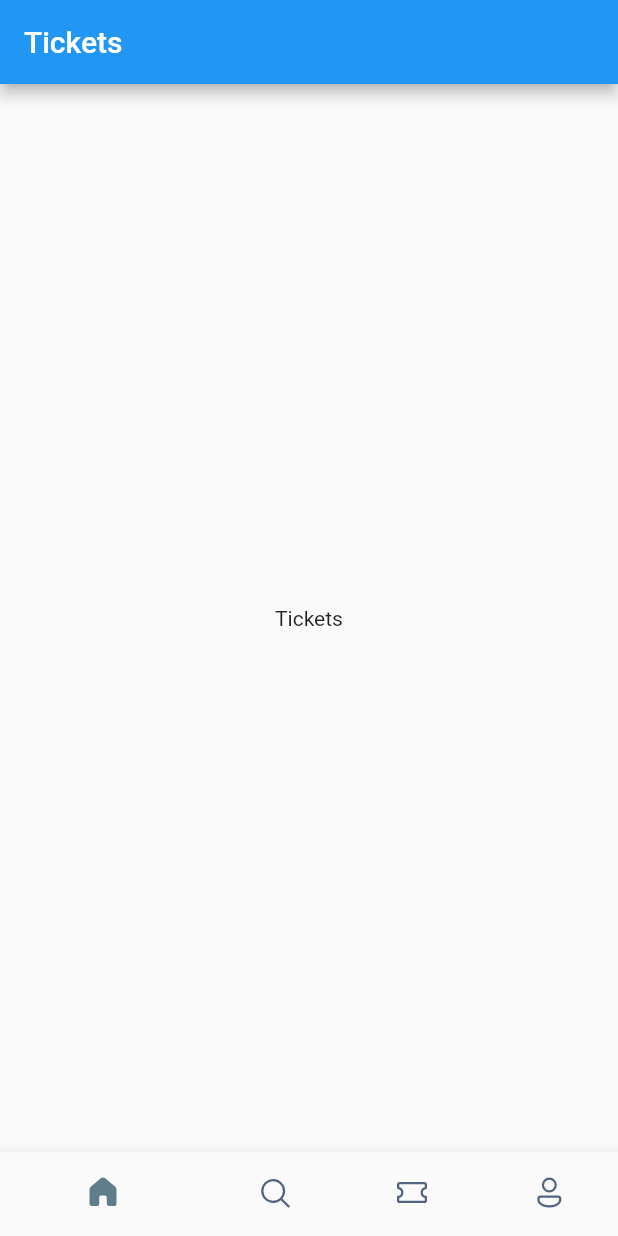
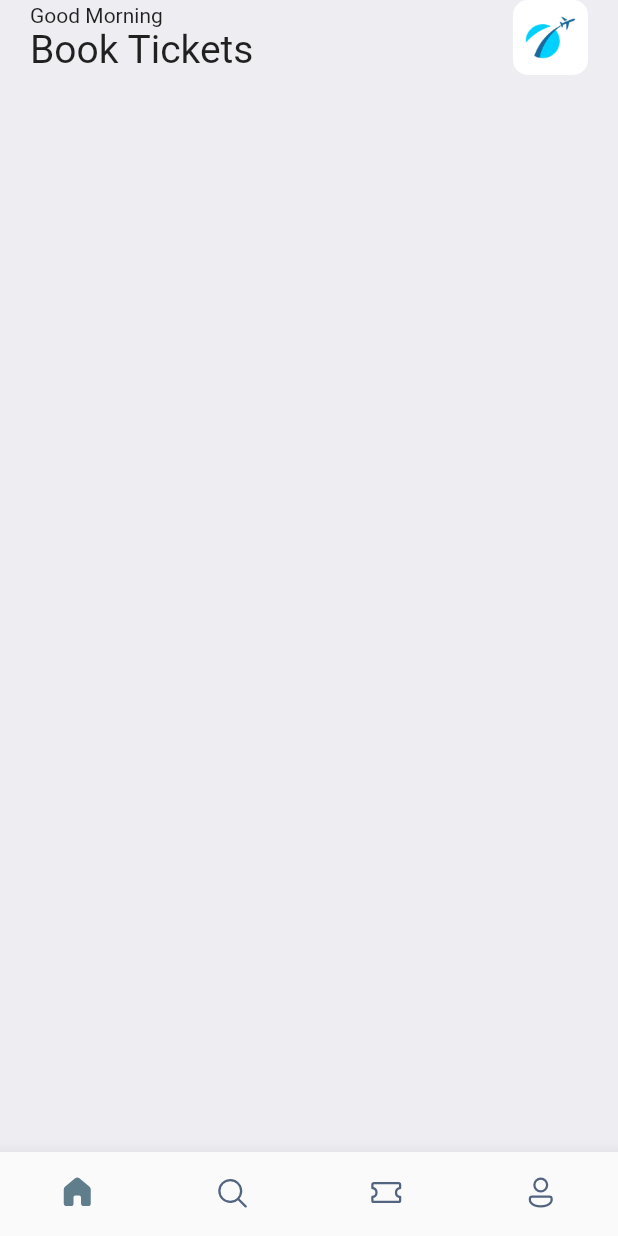
Before and after one commit to Mldamico/bookticket_flutter, a Flutter app: the screen it shows after launch, on a phone screen of 412 x 824 dp. Run offline on Flutter 3.47's test engine with Material 2 defaults, Android fonts, the phone set to English and light mode, and no system bars; our stand-ins replace fluentui_icons.

Commit message:
Home screen title and image

```diff
--- a/lib/screens/bottom_bar.dart
+++ b/lib/screens/bottom_bar.dart
@@ -1,3 +1,4 @@
+import 'package:bookticket/screens/home_screen.dart';
 import 'package:fluentui_icons/fluentui_icons.dart';
 import 'package:flutter/material.dart';
 
@@ -9,26 +10,42 @@ class BottomBar extends StatefulWidget {
 }
 
 class _BottomBarState extends State<BottomBar> {
+  static final List<Widget> _widgetOptions = <Widget>[
+    HomeScreen(),
+    const Text("Search"),
+    const Text("Tickets"),
+    const Text("Profile"),
+  ];
+
+  int _selectedIndex = 0;
+
+  void _onItemTapped(int index) {
+    setState(() {
+      _selectedIndex = index;
+    });
+  }
+
   @override
   Widget build(BuildContext context) {
     return Scaffold(
-      appBar: AppBar(
-        title: const Text('Tickets'),
-      ),
-      body: const Center(
-        child: Text('Tickets'),
+      body: Center(
+        child: _widgetOptions.elementAt(_selectedIndex),
       ),
       bottomNavigationBar: BottomNavigationBar(
+        currentIndex: _selectedIndex,
+        onTap: _onItemTapped,
         elevation: 10,
         showSelectedLabels: false,
         showUnselectedLabels: false,
         selectedItemColor: Colors.blueGrey,
+        type: BottomNavigationBarType.fixed,
         unselectedItemColor: const Color(0xFF526480),
         items: const <BottomNavigationBarItem>[
           BottomNavigationBarItem(
-              icon: Icon(FluentSystemIcons.ic_fluent_home_regular),
-              activeIcon: Icon(FluentSystemIcons.ic_fluent_home_filled),
-              label: "Home"),
+            icon: Icon(FluentSystemIcons.ic_fluent_home_regular),
+            activeIcon: Icon(FluentSystemIcons.ic_fluent_home_filled),
+            label: "Home",
+          ),
           BottomNavigationBarItem(
               icon: Icon(FluentSystemIcons.ic_fluent_search_regular),
               activeIcon: Icon(FluentSystemIcons.ic_fluent_search_filled),
--- /dev/null
+++ b/lib/screens/home_screen.dart
@@ -0,0 +1,52 @@
+import 'package:flutter/material.dart';
+
+class HomeScreen extends StatelessWidget {
+  const HomeScreen({Key? key}) : super(key: key);
+
+  @override
+  Widget build(BuildContext context) {
+    return Scaffold(
+      backgroundColor: Color(0xFFEEEDF2),
+      body: ListView(
+        children: [
+          Container(
+            padding: const EdgeInsets.symmetric(horizontal: 20),
+            child: Column(
+              children: [
+                Row(
+                  mainAxisAlignment: MainAxisAlignment.spaceBetween,
+                  children: [
+                    Column(
+                        crossAxisAlignment: CrossAxisAlignment.start,
+                        children: [
+                          Container(
+                            child: Text("Good Morning"),
+                          ),
+                          Container(
+                            child: Text(
+                              "Book Tickets",
+                              style: TextStyle(fontSize: 26.0),
+                            ),
+                          )
+                        ]),
+                    Container(
+                      width: 50,
+                      height: 50,
+                      decoration: BoxDecoration(
+                        borderRadius: BorderRadius.circular(10),
+                        image: const DecorationImage(
+                          fit: BoxFit.cover,
+                          image: AssetImage("assets/images/img_1.png"),
+                        ),
+                      ),
+                    ),
+                  ],
+                )
+              ],
+            ),
+          )
+        ],
+      ),
+    );
+  }
+}
--- a/pubspec.yaml
+++ b/pubspec.yaml
@@ -59,7 +59,8 @@ flutter:
   uses-material-design: true
 
   # To add assets to your application, add an assets section, like this:
-  # assets:
+  assets:
+    - assets/images/
   #   - images/a_dot_burr.jpeg
   #   - images/a_dot_ham.jpeg
 
```
Also changed, not shown: assets/images/img.png (added), assets/images/img_1.png (added), assets/images/one.png (added), assets/images/sit.jpg (added), assets/images/three.png (added), assets/images/two.png (added), assets/images/visa.png (added).
